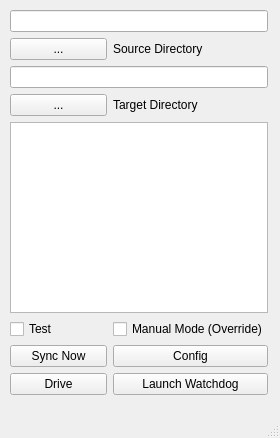
The window that ARS.ui (Chillwind132/FileSync_ARS) describes before a commit, drawn with Qt 5.
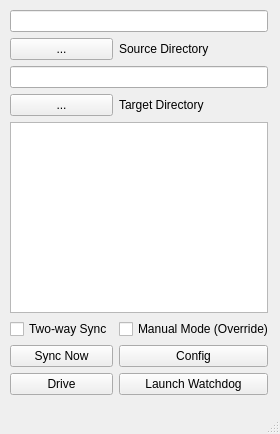
The same window after the commit.

Diff of the .ui file:
```diff
--- a/ARS.ui
+++ b/ARS.ui
@@ -7,7 +7,7 @@
     <x>0</x>
     <y>0</y>
     <width>280</width>
-    <height>438</height>
+    <height>434</height>
    </rect>
   </property>
   <property name="sizePolicy">
@@ -18,14 +18,14 @@
   </property>
   <property name="minimumSize">
    <size>
-    <width>280</width>
-    <height>438</height>
+    <width>0</width>
+    <height>434</height>
    </size>
   </property>
   <property name="maximumSize">
    <size>
     <width>280</width>
-    <height>438</height>
+    <height>434</height>
    </size>
   </property>
   <property name="windowTitle">
@@ -82,7 +82,7 @@
      <item row="5" column="0">
       <widget class="QCheckBox" name="checkBox_5">
        <property name="text">
-        <string>Test</string>
+        <string>Two-way Sync</string>
        </property>
       </widget>
      </item>
```
